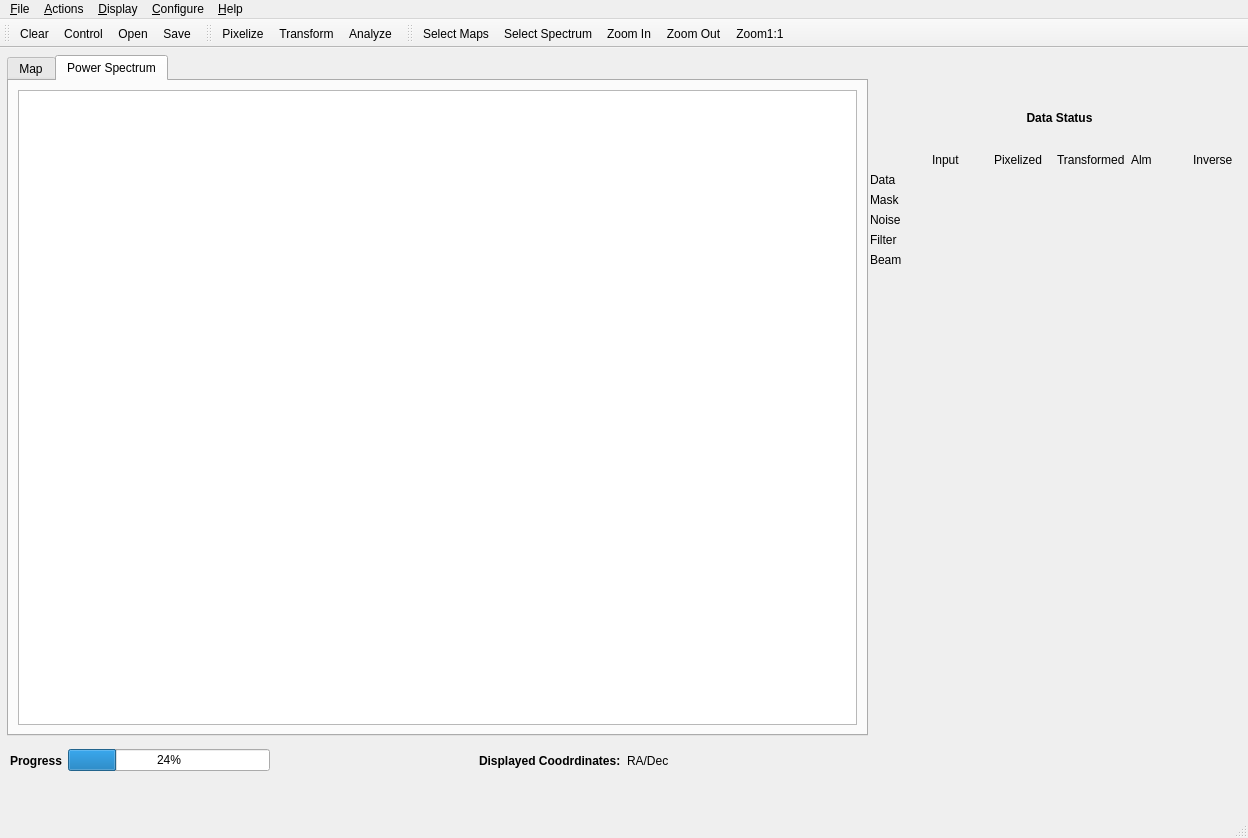
This is src/UIs/Qt-analyzer/mainwindow.ui in wayman0/CAPS-Analyzer as Qt 5 draws it before an edit. The edited form follows.
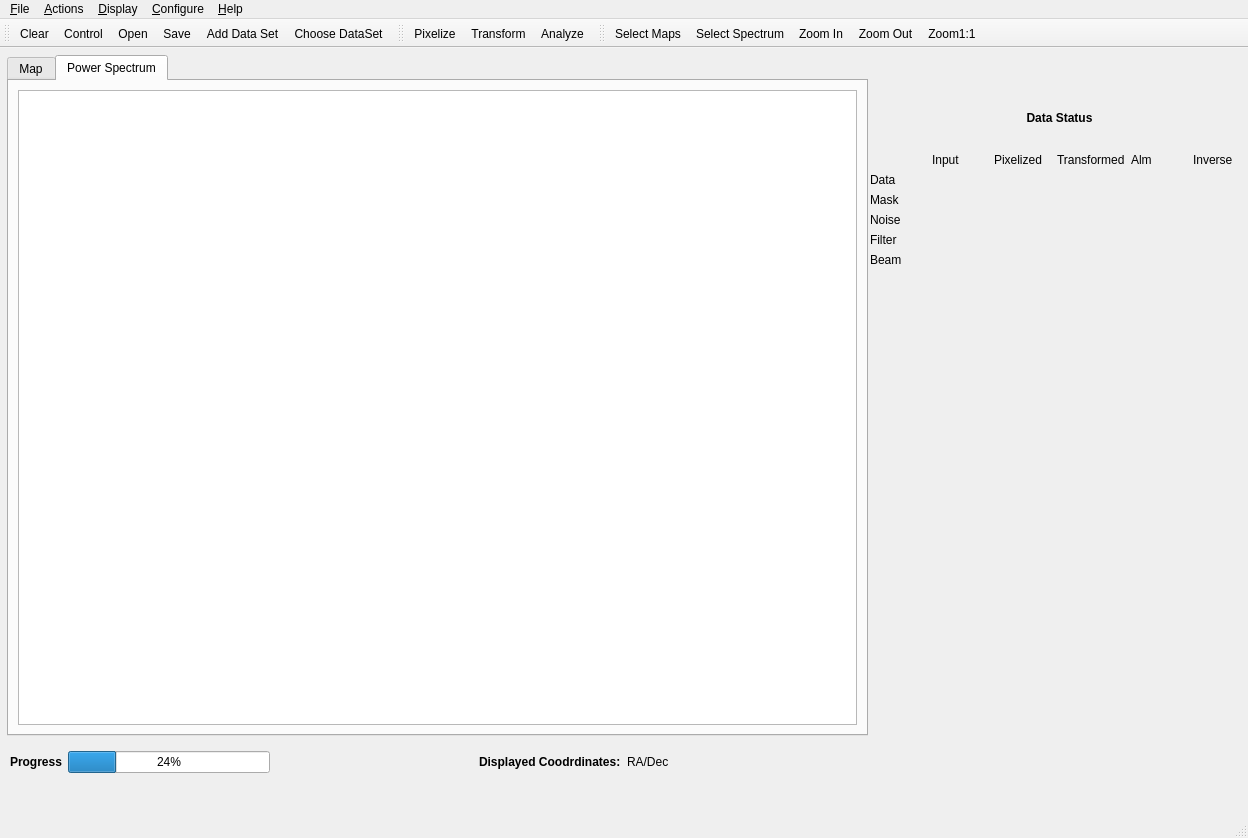
This is the edited form. Icons and pictures are not drawn. Custom widgets are drawn as their Qt base class.

Commit message: Adding second association but mapping needs work

```diff
--- a/src/UIs/Qt-analyzer/mainwindow.ui
+++ b/src/UIs/Qt-analyzer/mainwindow.ui
@@ -470,7 +470,7 @@
       <x>10</x>
       <y>700</y>
       <width>861</width>
-      <height>25</height>
+      <height>28</height>
      </rect>
     </property>
     <layout class="QHBoxLayout" name="horizontalLayout">
@@ -626,6 +626,8 @@
    <addaction name="controlAction"/>
    <addaction name="openAction"/>
    <addaction name="saveAction"/>
+   <addaction name="addAssociationAction"/>
+   <addaction name="selectAssociation"/>
   </widget>
   <widget class="QToolBar" name="actionToolBar">
    <property name="windowTitle">
@@ -833,6 +835,22 @@
     <string>Change Coordinate System</string>
    </property>
   </action>
+  <action name="selectAssociation">
+   <property name="text">
+    <string>Choose DataSet</string>
+   </property>
+   <property name="toolTip">
+    <string>Choose DataSet</string>
+   </property>
+  </action>
+  <action name="addAssociationAction">
+   <property name="text">
+    <string>Add Data Set</string>
+   </property>
+   <property name="toolTip">
+    <string>Add Data Set</string>
+   </property>
+  </action>
  </widget>
  <customwidgets>
   <customwidget>
```
Left out of the diff: 6 changed lines with no effect on the pictures. The commit also changes 73 other files.
